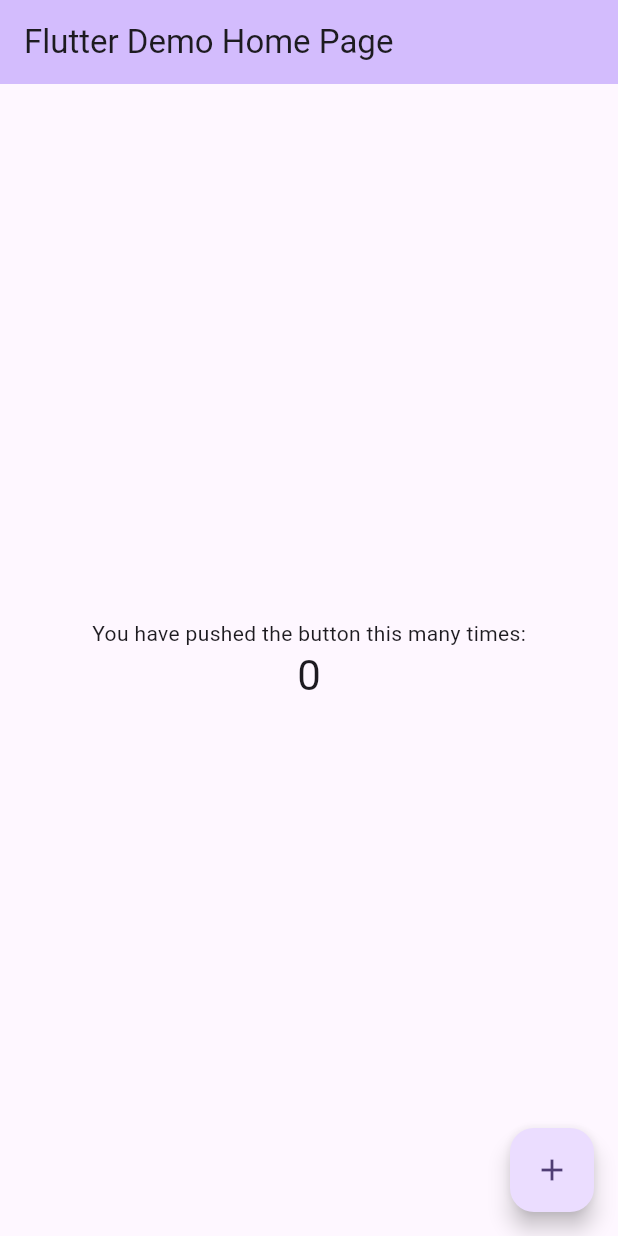
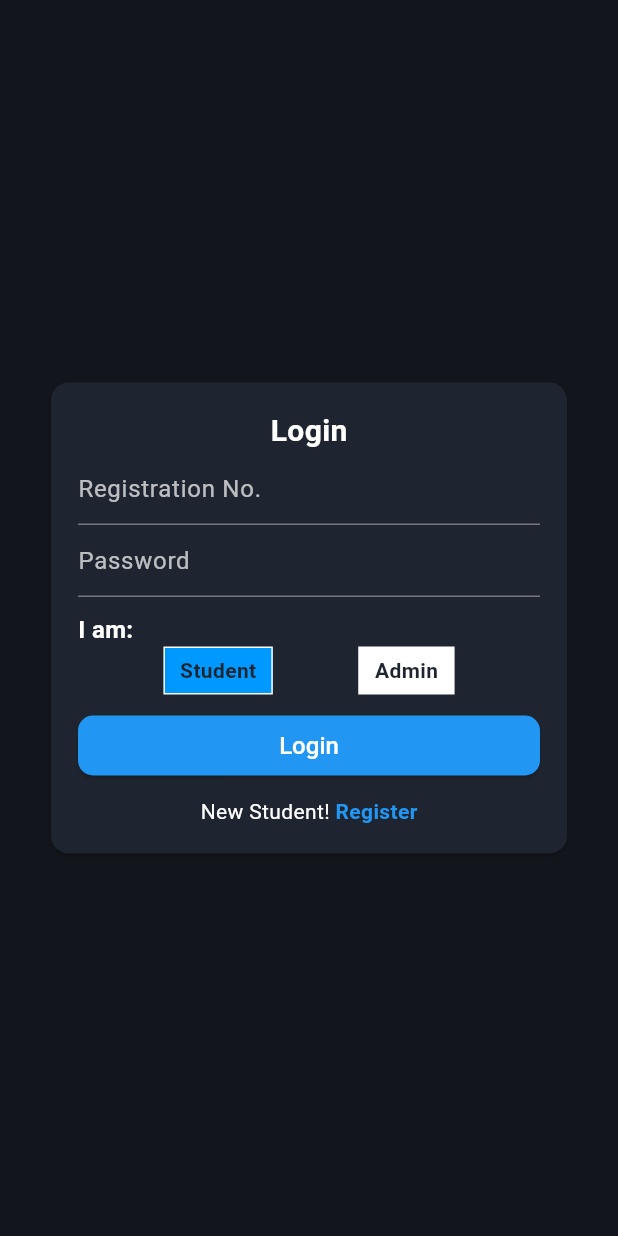
Before and after one commit to alihamza0053/AttendanceApp, a Flutter app: the screen it shows after launch, on a phone screen of 412 x 824 dp. Run offline on Flutter 3.47's test engine with Material 3 defaults, Android fonts, the phone set to English and light mode, and no system bars; our stand-ins replace image_picker.

Commit message:
registration screens
login and registration

```diff
--- /dev/null
+++ b/attendance/lib/Registration Screens/loginScreen.dart
@@ -0,0 +1,149 @@
+import 'package:attendance/Registration%20Screens/registrationScreen.dart';
+import 'package:flutter/material.dart';
+
+class LoginScreen extends StatefulWidget {
+  const LoginScreen({super.key});
+
+  @override
+  State<LoginScreen> createState() => _LoginScreenState();
+}
+
+class _LoginScreenState extends State<LoginScreen> {
+  var studentColor = const Color(0xFF0099FF);
+  var adminColor = const Color(0xFFFFFFFF);
+
+  @override
+  Widget build(BuildContext context) {
+    return Scaffold(
+      body: Center(
+        child: Padding(
+          padding: const EdgeInsets.all(30.0),
+          child: Column(
+            mainAxisAlignment: MainAxisAlignment.center,
+            children: [
+              Card(
+                child: Padding(
+                  padding: const EdgeInsets.all(18.0),
+                  child: Column(
+                    crossAxisAlignment: CrossAxisAlignment.start,
+                    children: [
+                      const Center(
+                          child: Text(
+                        "Login",
+                        style: TextStyle(
+                            fontSize: 20, fontWeight: FontWeight.bold),
+                      )),
+                      const TextField(
+                        decoration: InputDecoration(
+                            hintText: "Registration No.",
+                            hintStyle: TextStyle(
+                                color: Colors.white70,
+                                fontWeight: FontWeight.w400)),
+                      ),
+                      const TextField(
+                        obscureText: true,
+                        enableSuggestions: false,
+                        autocorrect: false,
+                        decoration: InputDecoration(
+                            hintText: "Password",
+                            hintStyle: TextStyle(
+                                color: Colors.white70,
+                                fontWeight: FontWeight.w400)),
+                      ),
+                      const SizedBox(
+                        height: 10,
+                      ),
+                      const Text("I am:",
+                          style: TextStyle(
+                              fontSize: 16, fontWeight: FontWeight.bold)),
+                      Row(
+                        children: [
+                          const Spacer(),
+                          GestureDetector(
+                            onTap: () {
+                              setState(() {
+                                studentColor = const Color(0xFF0099FF);
+                                adminColor = const Color(0xFFFFFFFF);
+                              });
+                            },
+                            child: Container(
+                              padding: const EdgeInsets.fromLTRB(10, 5, 10, 5),
+                              decoration: BoxDecoration(
+                                  color: studentColor,
+                                  border: Border.all(color: Colors.white)),
+                              child: const Text(
+                                "Student",
+                                style: TextStyle(
+                                    fontWeight: FontWeight.bold,
+                                    color: Color(0xFF1f2530)),
+                              ),
+                            ),
+                          ),
+                          const Spacer(),
+                          GestureDetector(
+                            onTap: () {
+                              setState(() {
+                                studentColor = const Color(0xFFFFFFFF);
+                                adminColor = const Color(0xFF0099FF);
+                              });
+                            },
+                            child: Container(
+                              padding: const EdgeInsets.fromLTRB(10, 5, 10, 5),
+                              decoration: BoxDecoration(
+                                  color: adminColor,
+                                  border: Border.all(color: Colors.white)),
+                              child: const Text("Admin",
+                                  style: TextStyle(
+                                      fontWeight: FontWeight.bold,
+                                      color: Color(0xFF1f2530))),
+                            ),
+                          ),
+                          const Spacer()
+                        ],
+                      ),
+                      Padding(
+                        padding: const EdgeInsets.fromLTRB(0, 10, 0, 10),
+                        child: SizedBox(
+                            width: double.infinity,
+                            child: ElevatedButton(
+                                onPressed: () {},
+                                child: const Text(
+                                  "Login",
+                                  style: TextStyle(
+                                    fontSize: 16,
+                                      color: Colors.white,
+                                      fontWeight: FontWeight.w500),
+                                ))),
+                      ),
+                      Row(
+                        mainAxisAlignment: MainAxisAlignment.center,
+                        children: [
+                          const Text("New Student! "),
+                          GestureDetector(
+                            onTap: () {
+                              Navigator.pushReplacement(
+                                  context,
+                                  MaterialPageRoute(
+                                      builder: (context) =>
+                                          const RegisterationScreen()));
+                            },
+                            child: const Text(
+                              "Register",
+                              style: TextStyle(
+                                  color: Colors.blue,
+                                  fontWeight: FontWeight.bold),
+                            ),
+                          )
+                        ],
+                      )
+                    ],
+                  ),
+                ),
+              ),
+            ],
+          ),
+        ),
+      ),
+    );
+  }
+}
--- a/attendance/lib/main.dart
+++ b/attendance/lib/main.dart
@@ -1,3 +1,4 @@
+import 'package:attendance/splashScreen.dart';
 import 'package:flutter/material.dart';
 
 void main() {
@@ -7,119 +8,24 @@
 class MyApp extends StatelessWidget {
   const MyApp({super.key});
 
-  // This widget is the root of your application.
   @override
   Widget build(BuildContext context) {
     return MaterialApp(
-      title: 'Flutter Demo',
       theme: ThemeData(
-        // This is the theme of your application.
-        //
-        // TRY THIS: Try running your application with "flutter run". You'll see
-        // the application has a purple toolbar. Then, without quitting the app,
-        // try changing the seedColor in the colorScheme below to Colors.green
-        // and then invoke "hot reload" (save your changes or press the "hot
-        // reload" button in a Flutter-supported IDE, or press "r" if you used
-        // the command line to start the app).
-        //
-        // Notice that the counter didn't reset back to zero; the application
-        // state is not lost during the reload. To reset the state, use hot
-        // restart instead.
-        //
-        // This works for code too, not just values: Most code changes can be
-        // tested with just a hot reload.
-        colorScheme: ColorScheme.fromSeed(seedColor: Colors.deepPurple),
-        useMaterial3: true,
-      ),
-      home: const MyHomePage(title: 'Flutter Demo Home Page'),
+          scaffoldBackgroundColor: const Color(0xFF12151b),
+          cardTheme: const CardTheme(color: Color(0xFF1f2530)),
+          elevatedButtonTheme: ElevatedButtonThemeData(style: ElevatedButton.styleFrom(
+            backgroundColor: Colors.blue,
+            textStyle: const TextStyle(color: Colors.white),
+            shape: RoundedRectangleBorder(
+              borderRadius: BorderRadius.circular(10)
+            )
+          )),
+          textTheme: const TextTheme(
+              bodySmall: TextStyle(color: Colors.white),
+              bodyLarge: TextStyle(color: Colors.white),
+              bodyMedium: TextStyle(color: Colors.white))),
+      home: const Splashscreen(),
     );
   }
 }
-
-class MyHomePage extends StatefulWidget {
-  const MyHomePage({super.key, required this.title});
-
-  // This widget is the home page of your application. It is stateful, meaning
-  // that it has a State object (defined below) that contains fields that affect
-  // how it looks.
-
-  // This class is the configuration for the state. It holds the values (in this
-  // case the title) provided by the parent (in this case the App widget) and
-  // used by the build method of the State. Fields in a Widget subclass are
-  // always marked "final".
-
-  final String title;
-
-  @override
-  State<MyHomePage> createState() => _MyHomePageState();
-}
-
-class _MyHomePageState extends State<MyHomePage> {
-  int _counter = 0;
-
-  void _incrementCounter() {
-    setState(() {
-      // This call to setState tells the Flutter framework that something has
-      // changed in this State, which causes it to rerun the build method below
-      // so that the display can reflect the updated values. If we changed
-      // _counter without calling setState(), then the build method would not be
-      // called again, and so nothing would appear to happen.
-      _counter++;
-    });
-  }
-
-  @override
-  Widget build(BuildContext context) {
-    // This method is rerun every time setState is called, for instance as done
-    // by the _incrementCounter method above.
-    //
-    // The Flutter framework has been optimized to make rerunning build methods
-    // fast, so that you can just rebuild anything that needs updating rather
-    // than having to individually change instances of widgets.
-    return Scaffold(
-      appBar: AppBar(
-        // TRY THIS: Try changing the color here to a specific color (to
-        // Colors.amber, perhaps?) and trigger a hot reload to see the AppBar
-        // change color while the other colors stay the same.
-        backgroundColor: Theme.of(context).colorScheme.inversePrimary,
-        // Here we take the value from the MyHomePage object that was created by
-        // the App.build method, and use it to set our appbar title.
-        title: Text(widget.title),
-      ),
-      body: Center(
-        // Center is a layout widget. It takes a single child and positions it
-        // in the middle of the parent.
-        child: Column(
-          // Column is also a layout widget. It takes a list of children and
-          // arranges them vertically. By default, it sizes itself to fit its
-          // children horizontally, and tries to be as tall as its parent.
-          //
-          // Column has various properties to control how it sizes itself and
-          // how it positions its children. Here we use mainAxisAlignment to
-          // center the children vertically; the main axis here is the vertical
-          // axis because Columns are vertical (the cross axis would be
-          // horizontal).
-          //
-          // TRY THIS: Invoke "debug painting" (choose the "Toggle Debug Paint"
-          // action in the IDE, or press "p" in the console), to see the
-          // wireframe for each widget.
-          mainAxisAlignment: MainAxisAlignment.center,
-          children: <Widget>[
-            const Text(
-              'You have pushed the button this many times:',
-            ),
-            Text(
-              '$_counter',
-              style: Theme.of(context).textTheme.headlineMedium,
-            ),
-          ],
-        ),
-      ),
-      floatingActionButton: FloatingActionButton(
-        onPressed: _incrementCounter,
-        tooltip: 'Increment',
-        child: const Icon(Icons.add),
-      ), // This trailing comma makes auto-formatting nicer for build methods.
-    );
-  }
-}
--- a/attendance/pubspec.yaml
+++ b/attendance/pubspec.yaml
@@ -46,6 +46,7 @@ dev_dependencies:
   # package. See that file for information about deactivating specific lint
   # rules and activating additional ones.
   flutter_lints: ^3.0.0
+  image_picker: ^1.1.2
 
 # For information on the generic Dart part of this file, see the
 # following page: https://dart.dev/tools/pub/pubspec
```
Also changed, not shown: attendance/lib/Registration Screens/registrationScreen.dart (added, +184 -0 lines), attendance/lib/splashScreen.dart (added, +30 -0 lines), attendance/pubspec.lock, 5 other files.
